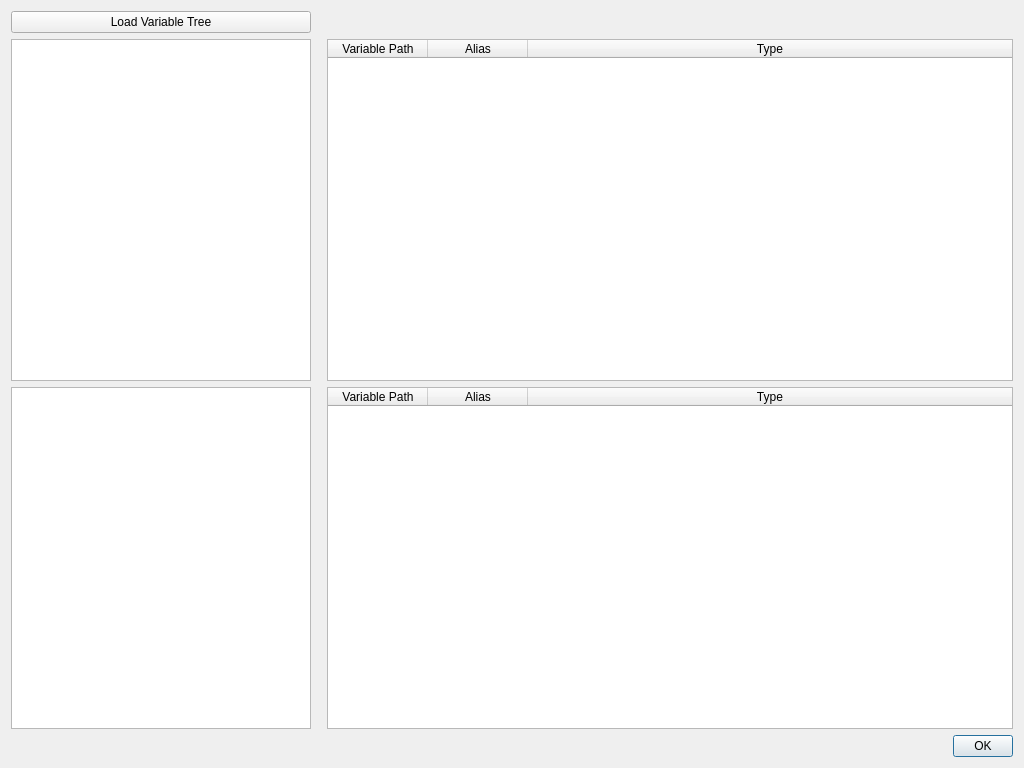
First picture: the form in gui/views/ui_files/loadSimulationTree.ui, repository feslima/metacontrol, before the edit.
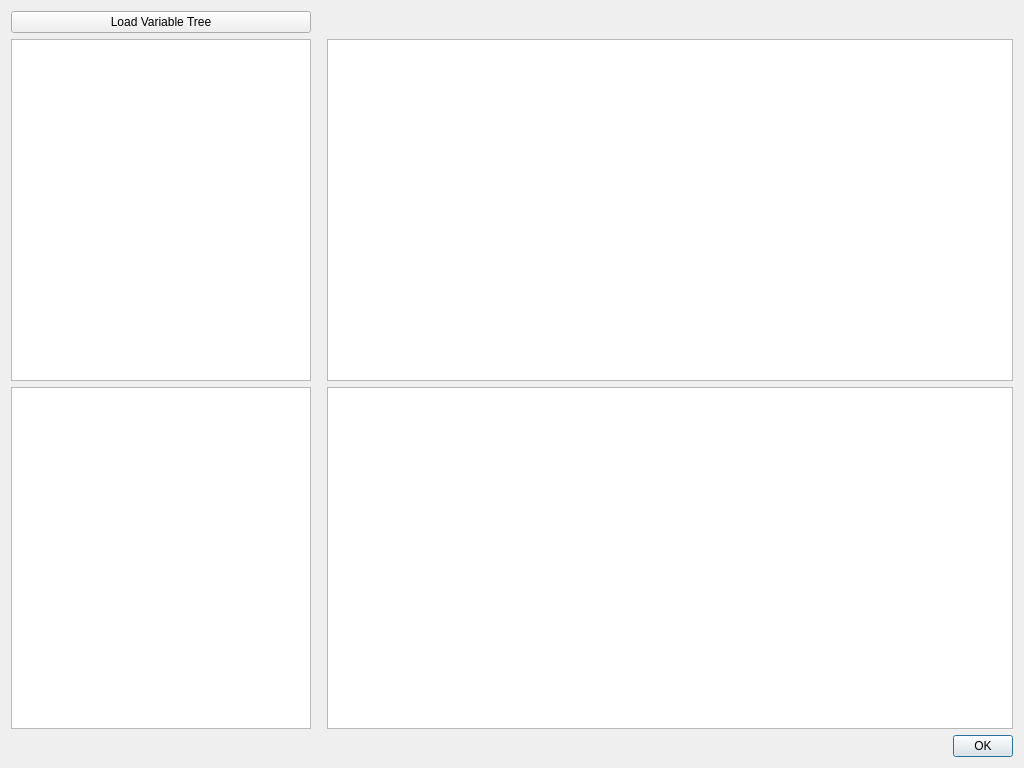
Second picture: the form after the edit.

Commit message: simulationtree routine refactor. Proper MVC implementation of tables.

The edit to the form file:
```diff
--- a/gui/views/ui_files/loadSimulationTree.ui
+++ b/gui/views/ui_files/loadSimulationTree.ui
@@ -79,40 +79,6 @@
      </item>
     </layout>
    </item>
-   <item row="2" column="2">
-    <widget class="QTableWidget" name="tableWidgetOutput">
-     <property name="editTriggers">
-      <set>QAbstractItemView::AllEditTriggers</set>
-     </property>
-     <property name="selectionBehavior">
-      <enum>QAbstractItemView::SelectItems</enum>
-     </property>
-     <property name="sortingEnabled">
-      <bool>true</bool>
-     </property>
-     <attribute name="horizontalHeaderMinimumSectionSize">
-      <number>61</number>
-     </attribute>
-     <attribute name="horizontalHeaderStretchLastSection">
-      <bool>true</bool>
-     </attribute>
-     <column>
-      <property name="text">
-       <string>Variable Path</string>
-      </property>
-     </column>
-     <column>
-      <property name="text">
-       <string>Alias</string>
-      </property>
-     </column>
-     <column>
-      <property name="text">
-       <string>Type</string>
-      </property>
-     </column>
-    </widget>
-   </item>
    <item row="0" column="0">
     <widget class="QPushButton" name="pushButtonLoadTreeFromFile">
      <property name="toolTip">
@@ -146,21 +112,25 @@
     </widget>
    </item>
    <item row="1" column="2">
-    <widget class="QTableWidget" name="tableWidgetInput">
-     <property name="styleSheet">
-      <string notr="true"/>
-     </property>
+    <widget class="QTableView" name="tableViewInput">
      <property name="editTriggers">
       <set>QAbstractItemView::AllEditTriggers</set>
      </property>
      <property name="selectionBehavior">
       <enum>QAbstractItemView::SelectItems</enum>
      </property>
-     <property name="sortingEnabled">
+     <attribute name="horizontalHeaderStretchLastSection">
       <bool>true</bool>
+     </attribute>
+    </widget>
+   </item>
+   <item row="2" column="2">
+    <widget class="QTableView" name="tableViewOutput">
+     <property name="editTriggers">
+      <set>QAbstractItemView::AllEditTriggers</set>
      </property>
-     <property name="rowCount">
-      <number>0</number>
+     <property name="selectionBehavior">
+      <enum>QAbstractItemView::SelectRows</enum>
      </property>
      <attribute name="horizontalHeaderCascadingSectionResizes">
       <bool>false</bool>
@@ -168,21 +138,6 @@
      <attribute name="horizontalHeaderStretchLastSection">
       <bool>true</bool>
      </attribute>
-     <column>
-      <property name="text">
-       <string>Variable Path</string>
-      </property>
-     </column>
-     <column>
-      <property name="text">
-       <string>Alias</string>
-      </property>
-     </column>
-     <column>
-      <property name="text">
-       <string>Type</string>
-      </property>
-     </column>
     </widget>
    </item>
   </layout>
```
Left out of the diff: 5 changed lines with no effect on the pictures. The commit also changes 6 other files.
